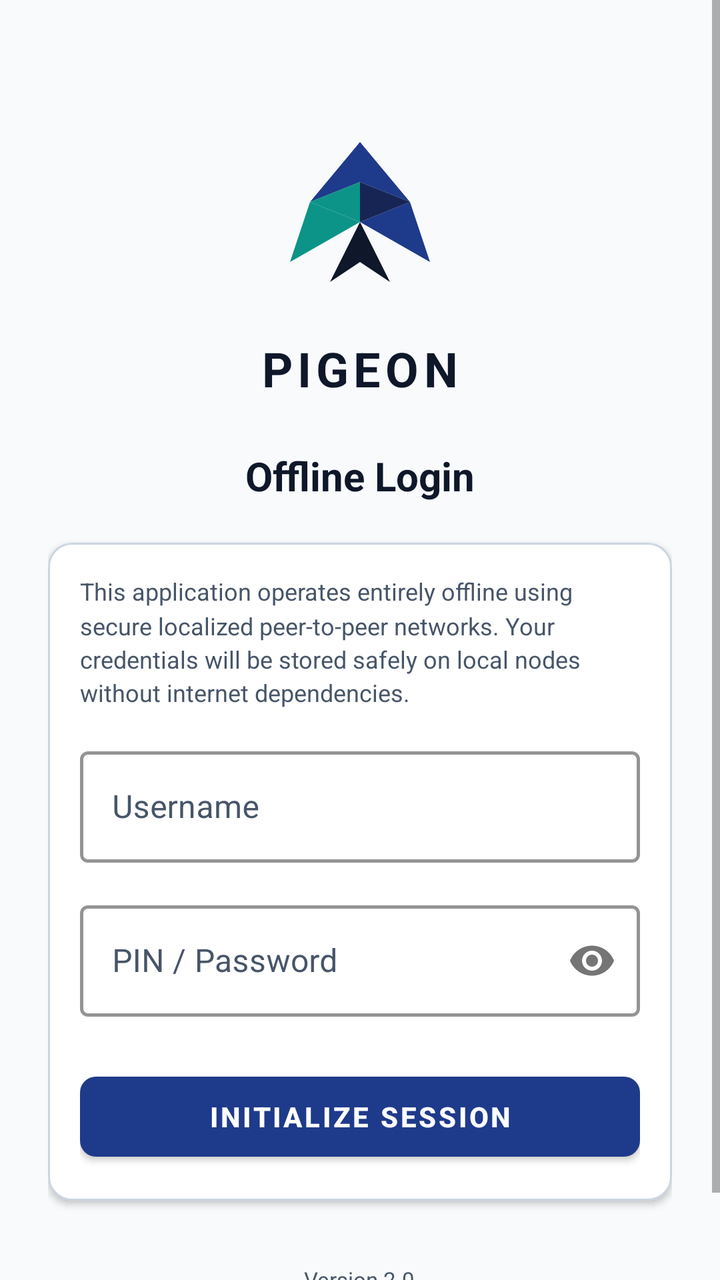
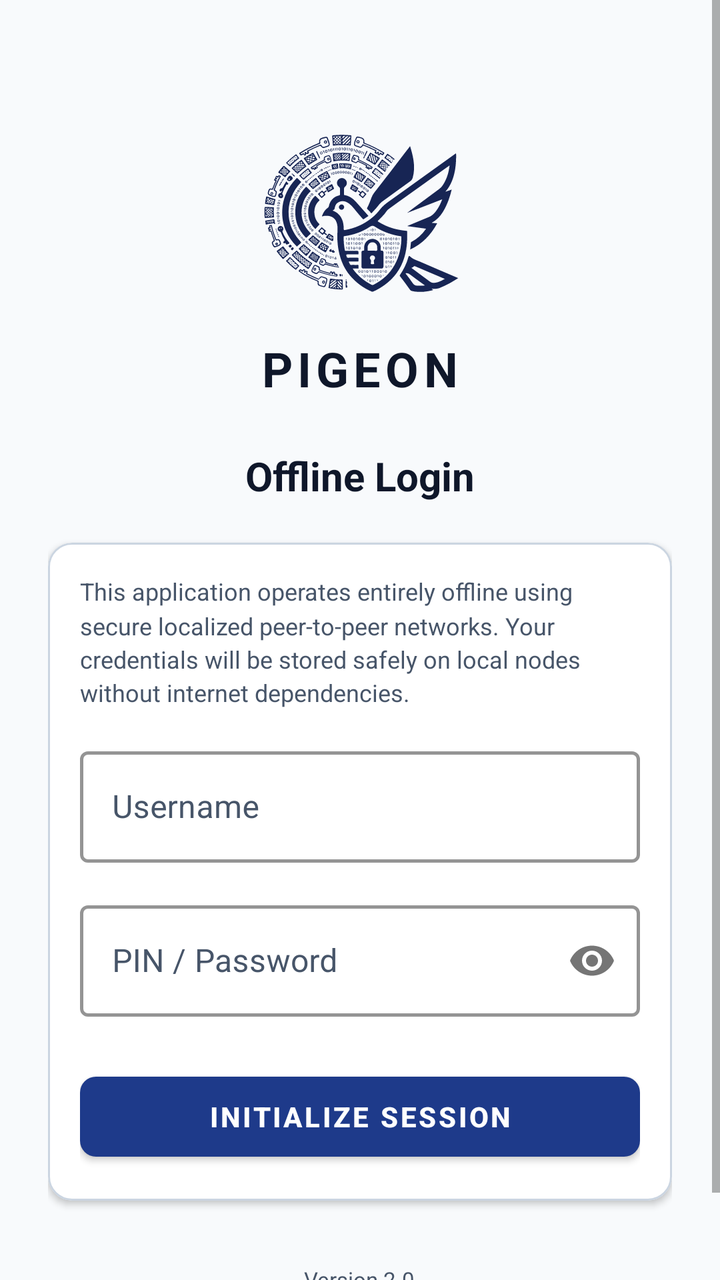

The first picture is an Android layout as it rendered before a commit; the second is the same layout after the commit. The layout source and the unified diff follow.
<!-- AndroidManifest.xml: application theme Theme.Pigeon -->
<!-- res/layout/activity_login.xml -->
<?xml version="1.0" encoding="utf-8"?>
<ScrollView xmlns:android="http://schemas.android.com/apk/res/android"
    xmlns:app="http://schemas.android.com/apk/res-auto"
    android:layout_width="match_parent"
    android:layout_height="match_parent"
    android:background="@color/colorBackground"

    android:fillViewport="true">

    <LinearLayout
        android:layout_width="match_parent"
        android:layout_height="wrap_content"
        android:gravity="center_horizontal"
        android:orientation="vertical"
        android:padding="24dp">

        <ImageView
            android:id="@+id/ivLogo"
            android:layout_width="100dp"
            android:layout_height="100dp"
            android:layout_marginTop="32dp"
            android:contentDescription="@string/logo_desc"
            android:src="@drawable/ic_pigeon_logo" />

        <TextView
            android:id="@+id/tvAppTitle"
            style="@style/PigeonText"
            android:layout_width="wrap_content"
            android:layout_height="wrap_content"
            android:layout_marginTop="12dp"
            android:letterSpacing="0.1"
            android:text="@string/app_name"
            android:textSize="24sp"
            android:textStyle="bold" />

        <TextView
            android:id="@+id/tvTitle"
            style="@style/PigeonText"
            android:layout_width="wrap_content"
            android:layout_height="wrap_content"
            android:layout_marginTop="24dp"
            android:text="@string/login_title"
            android:textSize="20sp"
            android:textStyle="bold" />

        <com.google.android.material.card.MaterialCardView
            android:layout_width="match_parent"
            android:layout_height="wrap_content"
            android:layout_marginTop="20dp"
            app:cardBackgroundColor="@color/colorCardBg"
            app:cardCornerRadius="12dp"
            app:cardElevation="2dp"
            app:strokeColor="@color/colorBorder"
            app:strokeWidth="1dp">

            <LinearLayout
                android:layout_width="match_parent"
                android:layout_height="wrap_content"
                android:orientation="vertical"
                android:padding="16dp">

                <TextView
                    style="@style/PigeonText"
                    android:layout_width="match_parent"
                    android:layout_height="wrap_content"
                    android:layout_marginBottom="16dp"
                    android:lineSpacingMultiplier="1.2"
                    android:text="@string/login_desc"
                    android:textColor="@color/colorOnSurface"
                    android:textSize="12sp" />

                <com.google.android.material.textfield.TextInputLayout
                    style="@style/PigeonInput"
                    android:layout_width="match_parent"
                    android:layout_height="wrap_content"
                    android:layout_marginBottom="16dp"
                    android:hint="@string/username_label">

                    <com.google.android.material.textfield.TextInputEditText
                        android:id="@+id/etUsername"
                        android:layout_width="match_parent"
                        android:layout_height="wrap_content"
                        android:inputType="textPersonName"
                        android:textColor="@color/colorOnBackground" />
                </com.google.android.material.textfield.TextInputLayout>

                <com.google.android.material.textfield.TextInputLayout
                    style="@style/PigeonInput"
                    android:layout_width="match_parent"
                    android:layout_height="wrap_content"
                    android:hint="@string/password_label"
                    app:passwordToggleEnabled="true">

                    <com.google.android.material.textfield.TextInputEditText
                        android:id="@+id/etPassword"
                        android:layout_width="match_parent"
                        android:layout_height="wrap_content"
                        android:inputType="textPassword"
                        android:textColor="@color/colorOnBackground" />
                </com.google.android.material.textfield.TextInputLayout>

                <Button
                    android:id="@+id/btnLogin"
                    style="@style/PigeonButton"
                    android:layout_width="match_parent"
                    android:layout_height="52dp"
                    android:layout_marginTop="24dp"
                    android:text="@string/login_btn" />

            </LinearLayout>
        </com.google.android.material.card.MaterialCardView>

        <TextView
            style="@style/PigeonText"
            android:layout_width="wrap_content"
            android:layout_height="wrap_content"
            android:layout_marginTop="32dp"
            android:layout_marginBottom="16dp"
            android:text="@string/app_version"
            android:textColor="@color/colorOnSurface"
            android:textSize="11sp" />

    </LinearLayout>
</ScrollView>
<!-- resources referenced by this layout -->
<resources>
  <color name="colorBackground">#F8FAFC</color>
  <color name="colorBorder">#CBD5E1</color>
  <color name="colorCardBg">#FFFFFF</color>
  <color name="colorOnBackground">#0F172A</color>
  <color name="colorOnSurface">#475569</color>
  <!-- drawable ic_pigeon_logo (drawable) -->
  <?xml version="1.0" encoding="utf-8"?>
  <vector xmlns:android="http://schemas.android.com/apk/res/android"
      android:width="128dp"
      android:height="128dp"
      android:viewportWidth="100"
      android:viewportHeight="100">
      <path
          android:fillColor="#1E3A8A"
          android:pathData="M50,15 L25,45 L50,35 L75,45 Z" />
      <path
          android:fillColor="#0D9488"
          android:pathData="M25,45 L15,75 L50,55 Z" />
      <path
          android:fillColor="#1E3A8A"
          android:pathData="M75,45 L85,75 L50,55 Z" />
      <path
          android:fillColor="#0D9488"
          android:pathData="M50,35 L50,55 L25,45 Z" />
      <path
          android:fillColor="#172554"
          android:pathData="M50,35 L50,55 L75,45 Z" />
      <path
          android:fillColor="#0F172A"
          android:pathData="M50,55 L35,85 L50,75 L65,85 Z" />
  </vector>
  <string name="app_name">PIGEON</string>
  <string name="app_version">Version 2.0</string>
  <string name="login_btn">INITIALIZE SESSION</string>
  <string name="login_desc">This application operates entirely offline using secure localized peer-to-peer networks. Your credentials will be stored safely on local nodes without internet dependencies.</string>
  <string name="login_title">Offline Login</string>
  <string name="logo_desc">PIGEON logo</string>
  <string name="password_label">PIN / Password</string>
  <string name="username_label">Username</string>
  <style name="PigeonButton" parent="Widget.MaterialComponents.Button">
          <item name="backgroundTint">@color/colorPrimary</item>
          <item name="android:textColor">@color/colorOnPrimary</item>
          <item name="cornerRadius">8dp</item>
          <item name="android:textStyle">bold</item>
      </style>
  <style name="PigeonInput" parent="Widget.MaterialComponents.TextInputLayout.OutlinedBox">
          <item name="boxStrokeColor">@color/colorPrimary</item>
          <item name="boxStrokeWidth">1.5dp</item>
          <item name="android:textColorHint">@color/colorOnSurface</item>
          <item name="hintTextColor">@color/colorPrimary</item>
      </style>
  <style name="PigeonText" parent="android:Widget.TextView">
          <item name="android:textColor">@color/colorOnBackground</item>
      </style>
  <style name="Theme.Pigeon" parent="Theme.MaterialComponents.Light.NoActionBar">
          <item name="colorPrimary">@color/colorPrimary</item>
          <item name="colorPrimaryDark">@color/colorPrimaryDark</item>
          <item name="colorAccent">@color/colorAccent</item>
          <item name="android:windowBackground">@color/colorBackground</item>
          <item name="android:keepScreenOn">true</item>
      </style>
  <color name="colorPrimary">#1E3A8A</color>
  <color name="colorOnPrimary">#FFFFFF</color>
  <color name="colorPrimaryDark">#172554</color>
  <color name="colorAccent">#0D9488</color>
</resources>

<!-- the commit's change to res/layout/activity_login.xml (unified diff, before → after) -->
@@ -20,7 +20,8 @@
             android:layout_height="100dp"
             android:layout_marginTop="32dp"
             android:contentDescription="@string/logo_desc"
-            android:src="@drawable/ic_pigeon_logo" />
+            android:src="@drawable/logo"
+            app:tint="@color/colorPrimaryDark" />
 
         <TextView
             android:id="@+id/tvAppTitle"
<!-- resource entries referenced after the edit -->
@@ -5,32 +5,6 @@
   <color name="colorCardBg">#FFFFFF</color>
   <color name="colorOnBackground">#0F172A</color>
   <color name="colorOnSurface">#475569</color>
-  <!-- drawable ic_pigeon_logo (drawable) -->
-  <?xml version="1.0" encoding="utf-8"?>
-  <vector xmlns:android="http://schemas.android.com/apk/res/android"
-      android:width="128dp"
-      android:height="128dp"
-      android:viewportWidth="100"
-      android:viewportHeight="100">
-      <path
-          android:fillColor="#1E3A8A"
-          android:pathData="M50,15 L25,45 L50,35 L75,45 Z" />
-      <path
-          android:fillColor="#0D9488"
-          android:pathData="M25,45 L15,75 L50,55 Z" />
-      <path
-          android:fillColor="#1E3A8A"
-          android:pathData="M75,45 L85,75 L50,55 Z" />
-      <path
-          android:fillColor="#0D9488"
-          android:pathData="M50,35 L50,55 L25,45 Z" />
-      <path
-          android:fillColor="#172554"
-          android:pathData="M50,35 L50,55 L75,45 Z" />
-      <path
-          android:fillColor="#0F172A"
-          android:pathData="M50,55 L35,85 L50,75 L65,85 Z" />
-  </vector>
   <string name="app_name">PIGEON</string>
   <string name="app_version">Version 2.0</string>
   <string name="login_btn">INITIALIZE SESSION</string>
@@ -64,6 +38,7 @@
   <color name="colorPrimary">#1E3A8A</color>
   <color name="colorOnPrimary">#FFFFFF</color>
   <color name="colorPrimaryDark">#172554</color>
+  <!-- drawable logo: vector/xml drawable (drawable, 168695 chars, omitted) -->
   <color name="colorAccent">#0D9488</color>
 </resources>
 
